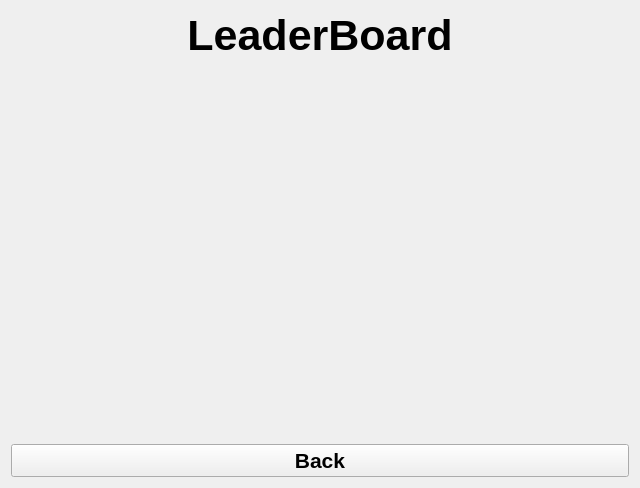
First picture: the form in leaderboard.ui, repository OVahidO/Slay_The_Spire, before the edit.
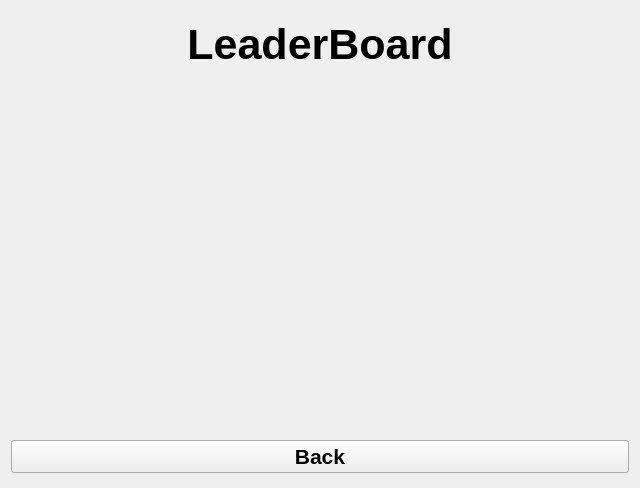
Second picture: the form after the edit.

Commit message: feat: add LeaderBoard UI

```diff
--- a/leaderboard.ui
+++ b/leaderboard.ui
@@ -14,6 +14,12 @@
    <string>Form</string>
   </property>
   <layout class="QVBoxLayout" name="verticalLayout_2">
+   <property name="topMargin">
+    <number>20</number>
+   </property>
+   <property name="bottomMargin">
+    <number>15</number>
+   </property>
    <item>
     <widget class="QLabel" name="LeaderBoardLabel">
      <property name="font">
```
Left out of the diff: 6 changed lines with no effect on the pictures. The commit also changes 4 other files.
